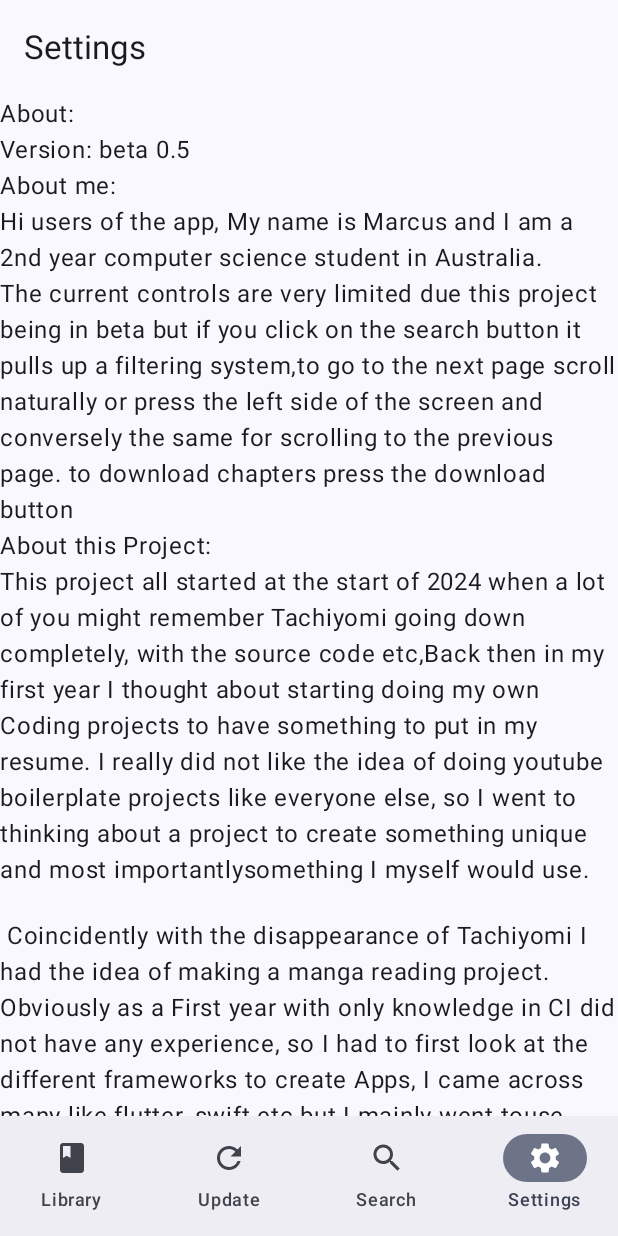
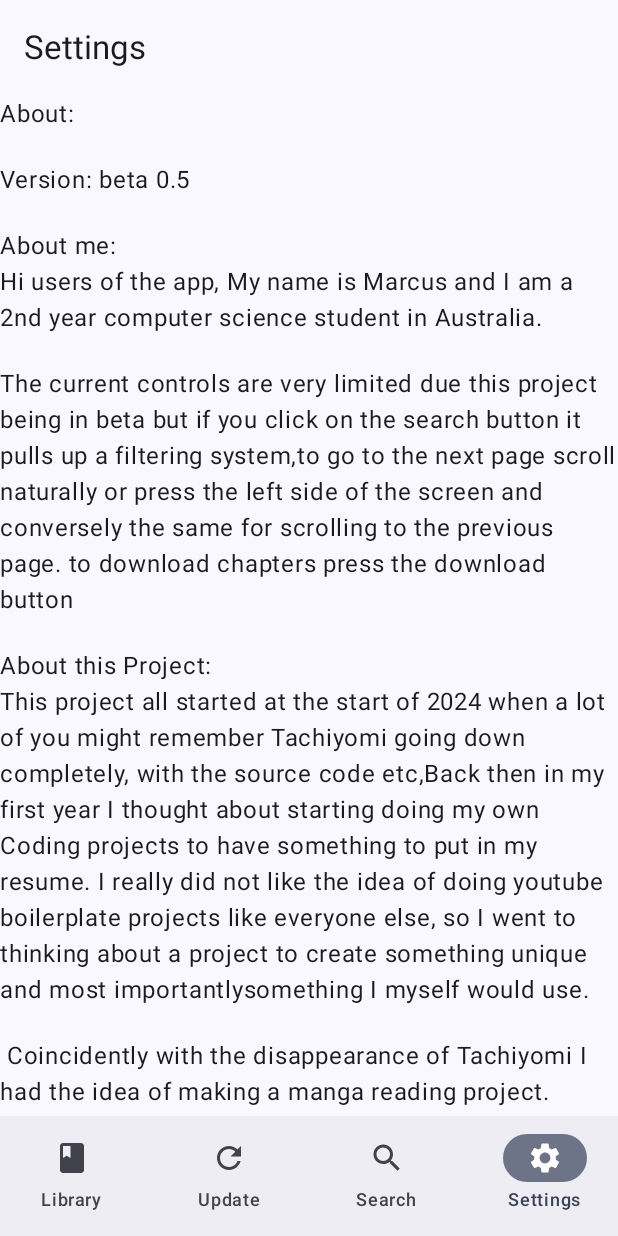
Before and after one commit to marcusasdgg/Mangnet, an Android app built with Jetpack Compose: the screen it shows after launch (MainActivity), item 4 of the bottom bar chosen, on a phone screen of 412 x 824 dp. Run offline under Robolectric (Android 15) with nearby library versions, the phone set to English and light mode, and no system bars; our stand-ins replace Dagger/Hilt's generated code; 3 statements that could not run were skipped.

Commit message:
added about me page

```diff
--- a/app/src/main/java/com/example/poomagnet/ui/SettingsScreen/settingsScreen.kt
+++ b/app/src/main/java/com/example/poomagnet/ui/SettingsScreen/settingsScreen.kt
@@ -4,6 +4,8 @@ import androidx.compose.foundation.layout.Column
 import androidx.compose.foundation.layout.Spacer
 import androidx.compose.foundation.layout.fillMaxSize
 import androidx.compose.foundation.layout.height
+import androidx.compose.foundation.rememberScrollState
+import androidx.compose.foundation.verticalScroll
 import androidx.compose.material3.ExperimentalMaterial3Api
 import androidx.compose.material3.Text
 import androidx.compose.material3.TopAppBar
@@ -19,13 +21,18 @@ fun SettingsTopBar(){
 
 @Composable
 fun SettingsScreen(modifier: Modifier = Modifier){
-    Column(modifier = modifier.fillMaxSize()) {
+    val scrollState = rememberScrollState()
+    Column(modifier = modifier.fillMaxSize().verticalScroll(scrollState)) {
         Text("About:")
+        Spacer(Modifier.height(20.dp))
         Text("Version: beta 0.5")
+        Spacer(Modifier.height(20.dp))
         Text("About me: ")
         Text("Hi users of the app, My name is Marcus and I am a 2nd year computer science student in Australia. ")
+        Spacer(Modifier.height(20.dp))
         Text("The current controls are very limited due this project being in beta but if you click on the search button it pulls up a filtering system," +
                 "to go to the next page scroll naturally or press the left side of the screen and conversely the same for scrolling to the previous page. to download chapters press the download button")
+        Spacer(Modifier.height(20.dp))
         Text("About this Project:")
         Text("This project all started at the start of 2024 when a lot of you might remember Tachiyomi going down completely, with the source code etc," +
                 "Back then in my first year I thought about starting doing my own Coding projects to have something to put in my resume. I really did not " +
```
